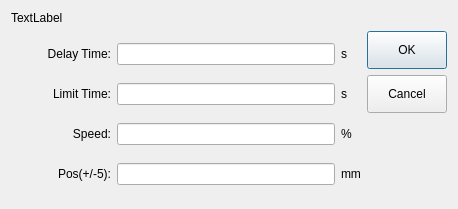
Above: hcinstruction/icautorunrevise.ui from dongdong-2009/3-5AxisRobot before the change. Below: the same form after it.
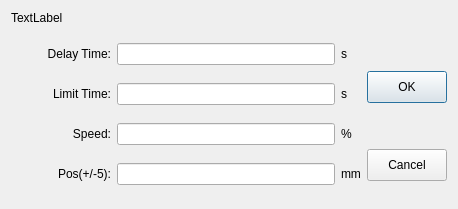
That is the form after the change. Custom widgets are drawn as their Qt base class.

What changed in the file:
```diff
--- a/hcinstruction/icautorunrevise.ui
+++ b/hcinstruction/icautorunrevise.ui
@@ -161,8 +161,17 @@
      </item>
      <item>
       <widget class="QDialogButtonBox" name="buttonBox">
+       <property name="minimumSize">
+        <size>
+         <width>80</width>
+         <height>0</height>
+        </size>
+       </property>
        <property name="styleSheet">
-        <string notr="true">height:30px ;</string>
+        <string notr="true">height:30px ;
+
+margin-top:40px;
+</string>
        </property>
        <property name="orientation">
         <enum>Qt::Vertical</enum>
```
